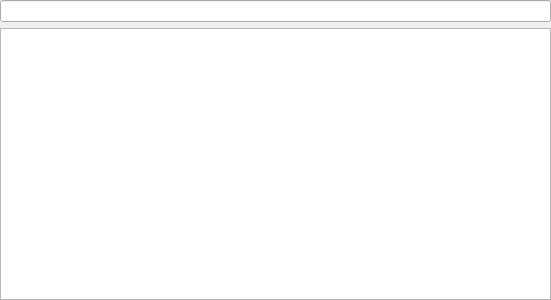
Above: src/gui/palette.ui from KDAB/knut before the change. Below: the same form after it.
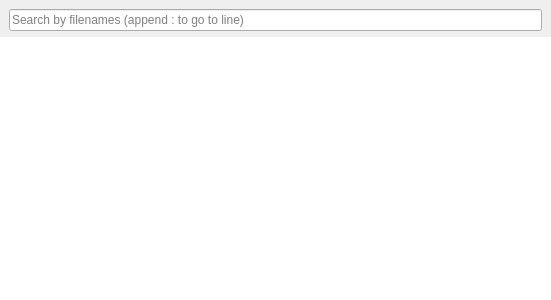
That is the form after the change.

Commit message:
Improve palette: allow multiple selector
The palette can have multiple selector, for now:
- file selector
- line selector

What changed in the file:
```diff
--- a/src/gui/palette.ui
+++ b/src/gui/palette.ui
@@ -30,36 +30,49 @@
     <number>0</number>
    </property>
    <item>
-    <widget class="QLineEdit" name="lineEdit">
-     <property name="clearButtonEnabled">
-      <bool>true</bool>
+    <layout class="QHBoxLayout" name="horizontalLayout">
+     <property name="leftMargin">
+      <number>9</number>
      </property>
-    </widget>
+     <property name="topMargin">
+      <number>9</number>
+     </property>
+     <property name="rightMargin">
+      <number>9</number>
+     </property>
+     <item>
+      <widget class="QLineEdit" name="lineEdit">
+       <property name="placeholderText">
+        <string>Search by filenames (append : to go to line)</string>
+       </property>
+       <property name="clearButtonEnabled">
+        <bool>true</bool>
+       </property>
+      </widget>
+     </item>
+    </layout>
    </item>
    <item>
-    <widget class="QTableView" name="tableView">
+    <widget class="QTreeView" name="treeView">
      <property name="cursor" stdset="0">
       <cursorShape>PointingHandCursor</cursorShape>
      </property>
+     <property name="frameShape">
+      <enum>QFrame::NoFrame</enum>
+     </property>
      <property name="selectionMode">
       <enum>QAbstractItemView::SingleSelection</enum>
      </property>
      <property name="selectionBehavior">
       <enum>QAbstractItemView::SelectRows</enum>
      </property>
-     <property name="showGrid">
-      <bool>false</bool>
+     <property name="indentation">
+      <number>10</number>
      </property>
-     <property name="cornerButtonEnabled">
-      <bool>false</bool>
+     <property name="uniformRowHeights">
+      <bool>true</bool>
      </property>
-     <attribute name="horizontalHeaderVisible">
-      <bool>false</bool>
-     </attribute>
-     <attribute name="horizontalHeaderMinimumSectionSize">
-      <number>20</number>
-     </attribute>
-     <attribute name="verticalHeaderVisible">
+     <attribute name="headerVisible">
       <bool>false</bool>
      </attribute>
     </widget>
```
The commit also changes 4 other files.
